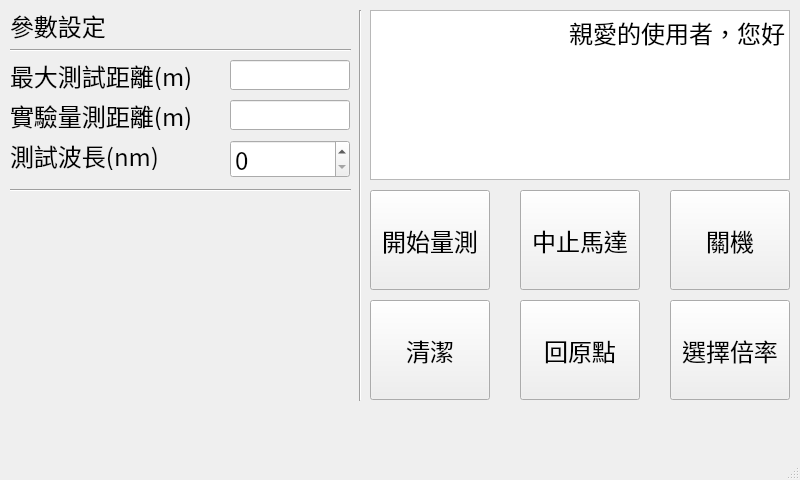
Before: the Qt Designer form mnd401/main.ui in NUUEO/motor_control, drawn with Qt 5.
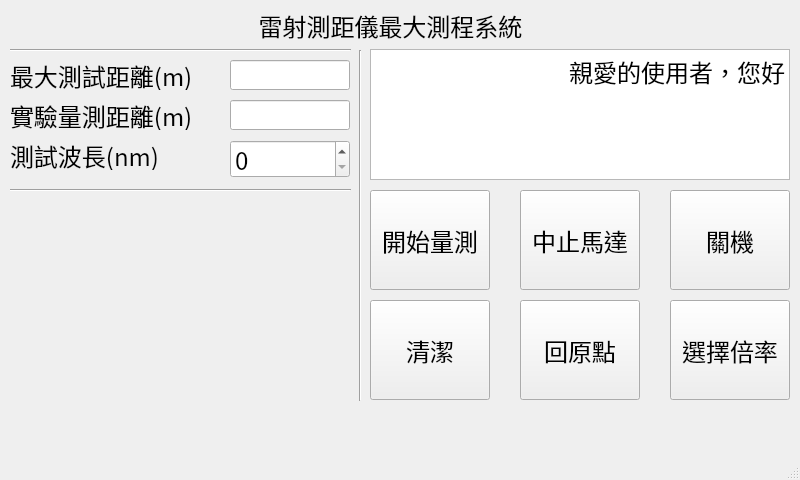
After: the same form once the commit is applied. Icons and pictures are not drawn.

What changed in the file:
```diff
--- a/mnd401/main.ui
+++ b/mnd401/main.ui
@@ -37,9 +37,9 @@
     <property name="geometry">
      <rect>
       <x>370</x>
-      <y>10</y>
+      <y>49</y>
       <width>420</width>
-      <height>170</height>
+      <height>131</height>
      </rect>
     </property>
     <property name="html">
@@ -80,9 +80,9 @@
     <property name="geometry">
      <rect>
       <x>350</x>
-      <y>10</y>
+      <y>50</y>
       <width>20</width>
-      <height>391</height>
+      <height>351</height>
      </rect>
     </property>
     <property name="orientation">
@@ -225,17 +225,17 @@
    <widget class="QLabel" name="label_4">
     <property name="geometry">
      <rect>
-      <x>10</x>
+      <x>250</x>
       <y>10</y>
-      <width>220</width>
+      <width>281</width>
       <height>30</height>
      </rect>
     </property>
     <property name="text">
-     <string>參數設定</string>
+     <string>雷射測距儀最大測程系統</string>
     </property>
     <property name="alignment">
-     <set>Qt::AlignLeading|Qt::AlignLeft|Qt::AlignVCenter</set>
+     <set>Qt::AlignCenter</set>
     </property>
    </widget>
    <widget class="Line" name="line_3">
```
